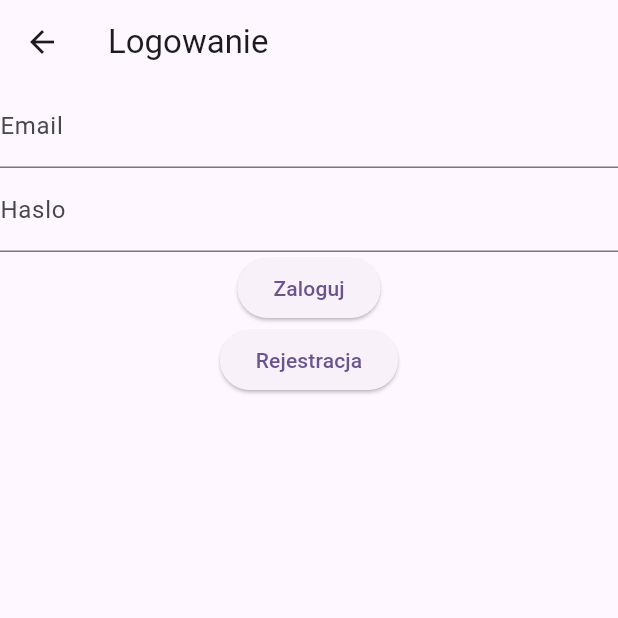
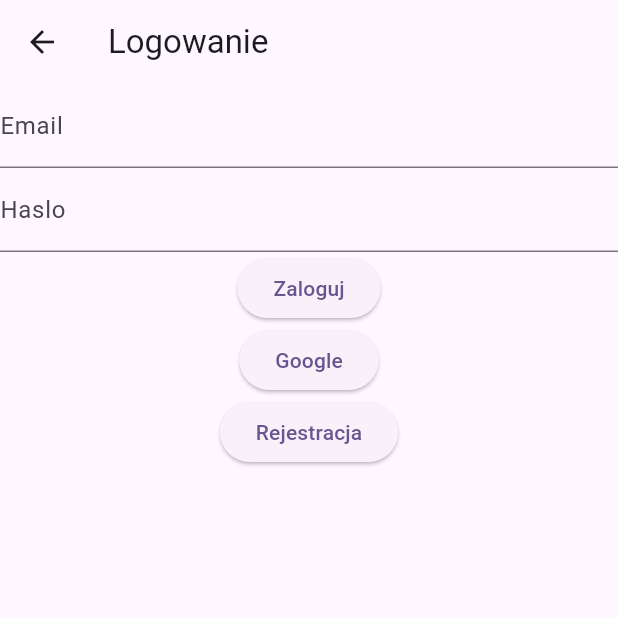
Before and after one commit to KacperLAB/projekt, a Flutter app: the screen it shows after launch, after a tap on the "add" icon, on a phone screen of 412 x 824 dp, the top half of it. Run offline on Flutter 3.47's test engine with Material 3 defaults, Android fonts, the phone set to English and light mode, and no system bars; our stand-ins replace firebase_auth, firebase_core, firebase_database, firebase_storage, geolocator, google_maps_flutter and 3 more; missing offline and left inert: list_picker, simple_barcode_scanner; accounts and stored records are empty.

Commit message:
Proby logowania google

```diff
--- a/lib/home_screen.dart
+++ b/lib/home_screen.dart
@@ -18,14 +18,17 @@ import 'package:geolocator/geolocator.dart';
 class HomeScreen extends StatefulWidget {
   const HomeScreen({super.key});
 
+
   @override
   State<HomeScreen> createState() => _HomeScreenState();
 }
+
 
 FirebaseAuth firebaseAuth = FirebaseAuth.instance;
 
 class _HomeScreenState extends State<HomeScreen> {
   DatabaseReference dbRef = FirebaseDatabase.instance.ref();
+
 
   //String _sortBy = "data_od"; // Domyślne sortowanie
   final TextEditingController _nameController = TextEditingController();
@@ -97,7 +100,7 @@ class _HomeScreenState extends State<HomeScreen> {
                   ),
                 );
               },
-              child: const Icon(Icons.sort),
+              child: const Text("Sortuj"),
             ),
             if (firebaseAuth.currentUser?.email != null)
               ElevatedButton(
@@ -109,7 +112,7 @@ class _HomeScreenState extends State<HomeScreen> {
                     ),
                   );
                 },
-                child: const Icon(Icons.folder_shared),
+                child: const Text("Moje ogloszenia"),
               ),
             if (firebaseAuth.currentUser?.email != null)
               ElevatedButton(
@@ -121,7 +124,7 @@ class _HomeScreenState extends State<HomeScreen> {
                     ),
                   );
                 },
-                child: const Icon(Icons.folder_special),
+                child: const Text("Obserwowane"),
               ),
             ElevatedButton(
               onPressed: () {
@@ -134,7 +137,7 @@ class _HomeScreenState extends State<HomeScreen> {
                   ),
                 );
               },
-              child: const Icon(Icons.filter_alt),
+              child: const Text("Filtruj"),
             ),
             ElevatedButton(
                 onPressed: () {
@@ -144,7 +147,7 @@ class _HomeScreenState extends State<HomeScreen> {
                           builder: (context) =>
                               AllMapScreen(studentList: filteredStudentList)));
                 },
-                child: const Icon(Icons.map_outlined)),
+                child: const Text("Pokaz na mapie")),
             if (isLoading)
               const CircularProgressIndicator()
             else
@@ -160,9 +163,12 @@ class _HomeScreenState extends State<HomeScreen> {
               ElevatedButton(
                   onPressed: () {
                     Navigator.push(context,
-                        MaterialPageRoute(builder: (context) => LoginScreen()));
+                        MaterialPageRoute(builder: (context) => LoginScreen(),
+                        )
+                    );
                   },
-                  child: const Icon(Icons.login))
+                  child: const Text("Logowanie"))
+
             else
               Container(),
             if (firebaseAuth.currentUser?.email != null)
@@ -173,7 +179,7 @@ class _HomeScreenState extends State<HomeScreen> {
                       user = null;
                     });
                   },
-                  child: const Icon(Icons.logout)),
+                  child: const Text("Wyloguj")),
             ElevatedButton(
                 onPressed: () {
                   setState(() {
--- a/lib/main.dart
+++ b/lib/main.dart
@@ -10,6 +10,7 @@ void main() async {
   await Firebase.initializeApp(
     options: DefaultFirebaseOptions.currentPlatform,
   );
+
   runApp(const MyApp());
 }
 
--- a/lib/sort_screen.dart
+++ b/lib/sort_screen.dart
@@ -15,7 +15,8 @@ class SortScreen extends StatelessWidget {
       appBar: AppBar(
         title: const Text("Sortuj oferty"),
       ),
-      body: Column(
+      body: Center(
+        child: Column(
           mainAxisAlignment: MainAxisAlignment.center,
           children: [
             ElevatedButton(
@@ -76,6 +77,7 @@ class SortScreen extends StatelessWidget {
             ),
           ],
         ),
+      )
     );
   }
 }
--- a/pubspec.yaml
+++ b/pubspec.yaml
@@ -45,6 +45,9 @@ dependencies:
   location: ^5.0.3
   geolocator: ^7.0.3
   simple_barcode_scanner: ^0.0.8
+  firebase_ui_auth: ^1.10.0
+  firebase_ui_oauth_google: ^1.2.14
+  google_sign_in: ^6.1.6
 
 dev_dependencies:
   flutter_test:
```
Also changed, not shown: lib/details_screen.dart (+4 -4 lines), lib/form_screen.dart (+14 -14 lines), lib/login_screen.dart (+13 -0 lines), lib/firebase_options.dart, pubspec.lock, 2 other files. Lines whose indentation alone changed are shown as unchanged.
